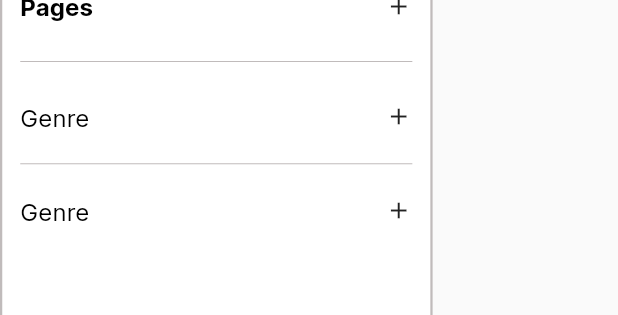
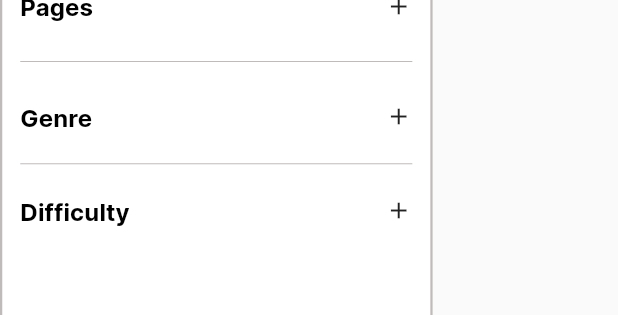
Before and after one commit to arshan-alee/piano_tab, a Flutter app: the CustomEndDrawer widget shown alone on an empty page, opened directly, on a phone screen of 412 x 824 dp. Shown: the part 404-719 px from the top of the screen. Run offline on Flutter 3.47's test engine with Material 2 defaults, Android fonts, the phone set to English and light mode, and no system bars; our stand-ins replace audioplayers, dio, flutter_rating_bar, flutter_screenutil, get, google_mobile_ads and 7 more; missing offline and left inert: flutter_facebook_auth, syncfusion_flutter_pdfviewer; accounts and stored records are empty; network calls fail; statements that could not run were skipped.

Commit message:
filter remaining

```diff
--- a/lib/utils/custom_drawer.dart
+++ b/lib/utils/custom_drawer.dart
@@ -1004,6 +1004,7 @@ class _CustomEndDrawerState extends State<CustomEndDrawer> {
                                       TextWidget(
                                         text: 'Genre',
                                         fontSize: 16,
+                                        fontWeight: FontWeight.bold,
                                         color: MyColors.blackColor,
                                       ),
                                       Icon(
@@ -1107,8 +1108,9 @@ class _CustomEndDrawerState extends State<CustomEndDrawer> {
                                         MainAxisAlignment.spaceBetween,
                                     children: [
                                       TextWidget(
-                                        text: 'Genre',
+                                        text: 'Difficulty',
                                         fontSize: 16,
+                                        fontWeight: FontWeight.bold,
                                         color: MyColors.blackColor,
                                       ),
                                       Icon(
```
